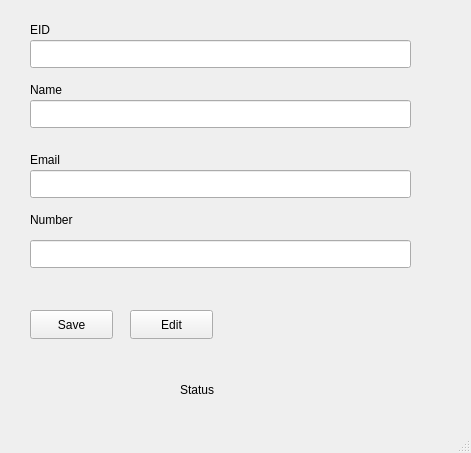
Above: GUI with QT/SQLite_DBQTCpp/dialogue.ui from SadmanSkb55/CPP-and-QT-GUI before the change. Below: the same form after it.
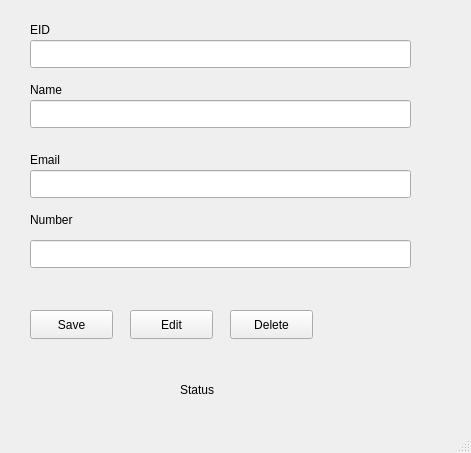
That is the form after the change.

```diff
--- a/GUI with QT/SQLite_DBQTCpp/dialogue.ui
+++ b/GUI with QT/SQLite_DBQTCpp/dialogue.ui
@@ -151,6 +151,19 @@
      <string>Edit</string>
     </property>
    </widget>
+   <widget class="QPushButton" name="pushButton_3">
+    <property name="geometry">
+     <rect>
+      <x>230</x>
+      <y>310</y>
+      <width>83</width>
+      <height>29</height>
+     </rect>
+    </property>
+    <property name="text">
+     <string>Delete</string>
+    </property>
+   </widget>
   </widget>
   <widget class="QMenuBar" name="menubar">
    <property name="geometry">
```
